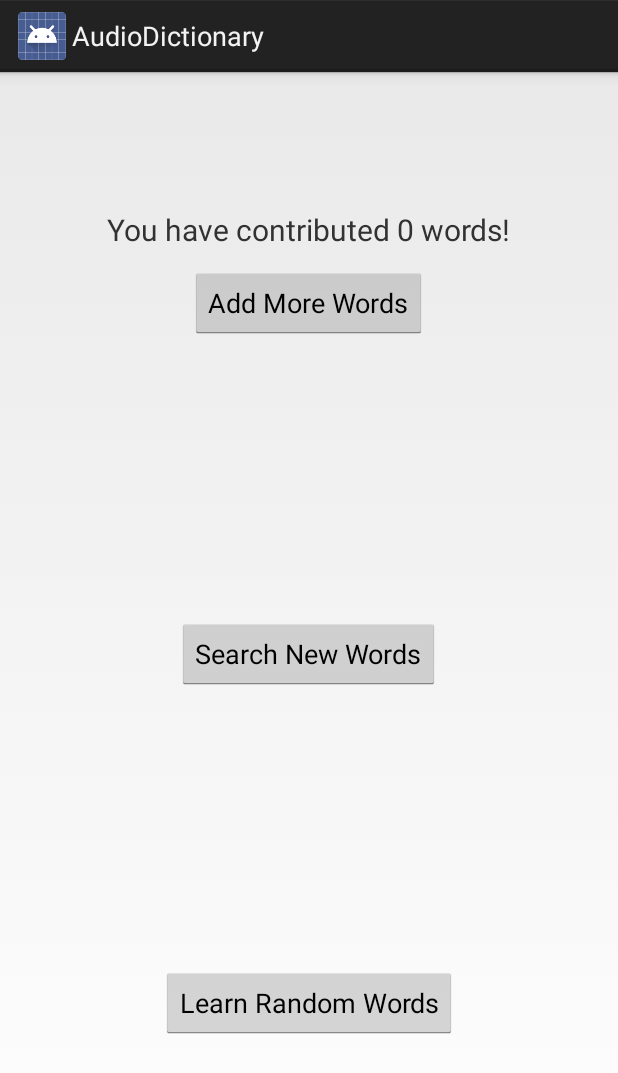
After one commit to samsatre/AudioDictionary, an Android app: the layout activity_homescreen.xml on its own in the app's theme, with its tools: preview values and no code run, on a phone screen of 412 x 824 dp. The commit adds this screen. Shown: the top 1073 px of the screen. Run offline under Robolectric (Android 15) with nearby library versions, the phone set to English and light mode, and no system bars.

Commit message:
combined home screen with other screens

```diff
--- a/app/src/main/java/com/dictionary/audio/audiodictionary/InitScreenActivity.java
+++ b/app/src/main/java/com/dictionary/audio/audiodictionary/InitScreenActivity.java
@@ -76,7 +76,7 @@ public class InitScreenActivity extends Activity {
                         mEdit.putString(STATE_PREFERRED,mPreferSpin.getSelectedItem().toString());
                         mEdit.commit();
                         //From here we will go to the next activity.
-                        Intent nextIntent = new Intent(getApplicationContext(),TestHomePageActivity.class);
+                        Intent nextIntent = new Intent(getApplicationContext(),HomeScreenActivity.class);
                         nextIntent.putExtra(STATE_LEARN, mLearnSpin.getSelectedItem().toString());
                         nextIntent.putExtra(STATE_PREFERRED,mPreferSpin.getSelectedItem().toString());
                         startActivity(nextIntent);
--- a/app/src/main/java/com/dictionary/audio/audiodictionary/LoginActivity.java
+++ b/app/src/main/java/com/dictionary/audio/audiodictionary/LoginActivity.java
@@ -105,7 +105,7 @@ public class LoginActivity extends Activity {
                         public void onClick(View view) {
                             String temppw = signupPass.getText().toString() + temp;
                             try {
-                                MessageDigest md = MessageDigest.getInstance("MD5");
+                                MessageDigest md = MessageDigest.getInstance("SHA-256");
                                 md.update(temppw.getBytes(),0,temppw.length());
                                 hash = new BigInteger(1,md.digest()).toString();
                             }catch(NoSuchAlgorithmException e){}
--- a/app/src/main/java/com/dictionary/audio/audiodictionary/SettingsActivity.java
+++ b/app/src/main/java/com/dictionary/audio/audiodictionary/SettingsActivity.java
@@ -12,6 +12,7 @@ public class SettingsActivity extends Activity {
     private final String SEARCH_TXT = "Search New Words";
     private final String FLASH_TXT = "Flash Cards";
 
+    @Override
     protected void onCreate(Bundle savedInstanceState){
 
         super.onCreate(savedInstanceState);
--- /dev/null
+++ b/app/src/main/res/layout/activity_homescreen.xml
@@ -0,0 +1,46 @@
+<?xml version="1.0" encoding="utf-8"?>
+<RelativeLayout
+    xmlns:android="http://schemas.android.com/apk/res/android" android:layout_width="match_parent"
+    android:layout_height="match_parent">
+
+    <TextView
+        android:id="@+id/statText"
+        android:layout_width="wrap_content"
+        android:layout_height="wrap_content"
+        android:layout_alignParentTop="true"
+        android:layout_centerHorizontal="true"
+        android:layout_marginTop="91dp"
+        android:text="@string/stat_msg"
+        android:textSize="20sp"
+        />
+
+    <Button
+        android:id="@+id/contributeButton"
+        android:layout_width="wrap_content"
+        android:layout_height="wrap_content"
+        android:layout_alignParentTop="true"
+        android:layout_centerHorizontal="true"
+        android:layout_marginTop="130dp"
+        android:text="@string/add_word_button"
+        />
+
+    <Button
+        android:id="@+id/searchButton"
+        android:layout_width="wrap_content"
+        android:layout_height="wrap_content"
+        android:layout_centerInParent="true"
+        android:text="@string/search_button"
+        />
+
+    <Button
+        android:id="@+id/randButton"
+        android:layout_width="wrap_content"
+        android:layout_height="wrap_content"
+        android:layout_alignParentBottom="true"
+        android:layout_centerHorizontal="true"
+        android:layout_marginBottom="131dp"
+        android:text="@string/rand_button"
+        />
+
+
+</RelativeLayout>
```
Also changed, not shown: app/src/main/AndroidManifest.xml (+6 -1 lines), app/src/main/java/com/dictionary/audio/audiodictionary/AddWord.java (+19 -0 lines), app/src/main/java/com/dictionary/audio/audiodictionary/HomeScreenActivity.java (+59 -12 lines), app/src/main/res/layout/activity_settings.xml (added, +111 -0 lines), app/src/main/res/values/strings.xml (+12 -38 lines).
